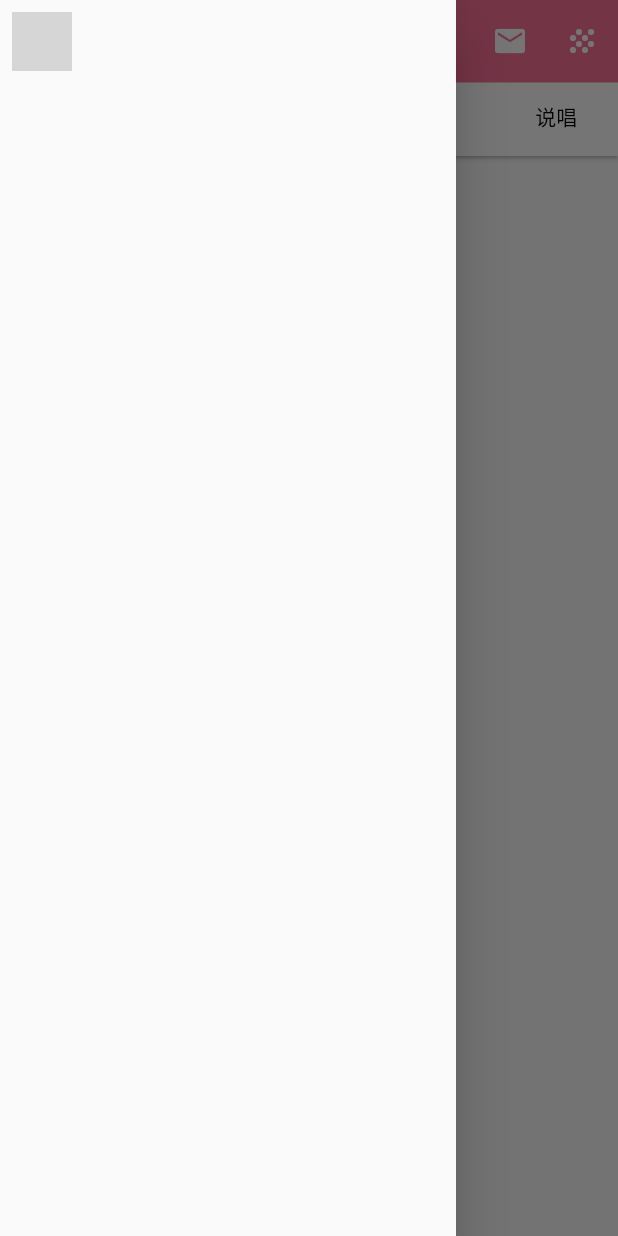
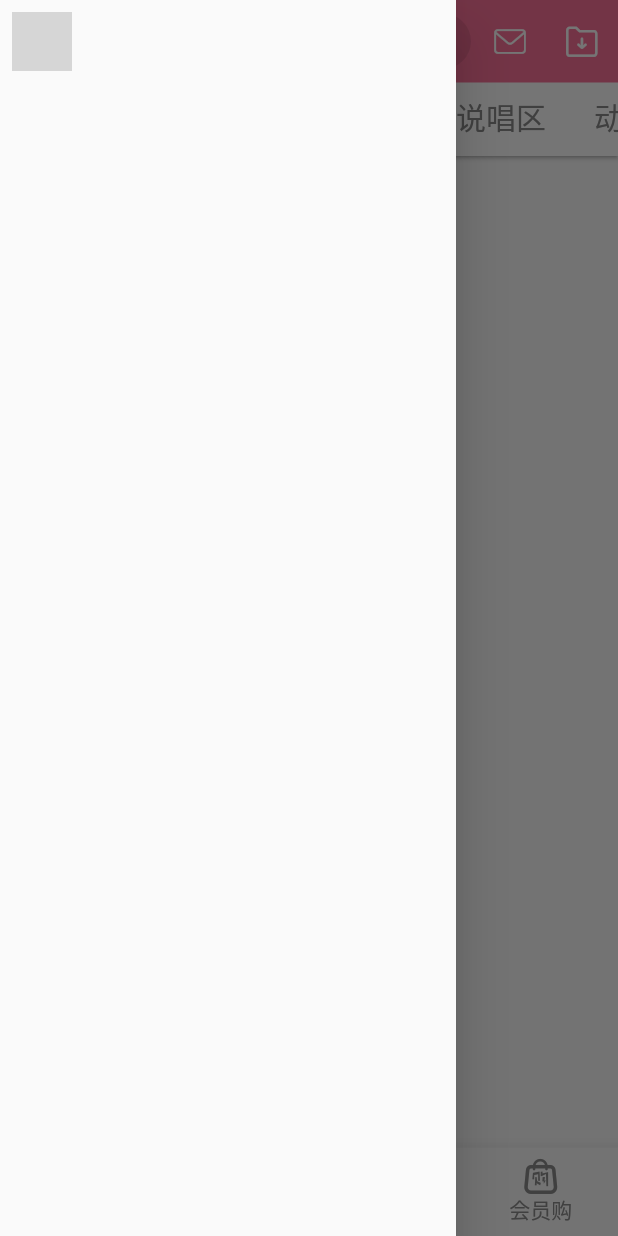
Before and after one commit to Harhao/bilibili-flutter, a Flutter app: the screen it shows after launch, with the side drawer open, on a phone screen of 412 x 824 dp. Run offline on Flutter 3.47's test engine with Material 2 defaults, Android fonts, the phone set to English and light mode, and no system bars; network calls fail; grey boxes are pictures that could not be loaded.

Commit message:
feat: 添加自定义icon图标和底部导航栏

```diff
--- /dev/null
+++ b/lib/config/customIcon.dart
@@ -0,0 +1,20 @@
+import 'package:flutter/cupertino.dart';
+
+class CustomIcon {
+  static const IconData settting =
+      const IconData(0xe61a, fontFamily: 'custom', matchTextDirection: true);
+  static const IconData shopCart =
+      const IconData(0xe61c, fontFamily: 'custom', matchTextDirection: true);
+  static const IconData home =
+      const IconData(0xe617, fontFamily: 'custom', matchTextDirection: true);
+  static const IconData channel =
+      const IconData(0xe756, fontFamily: 'custom', matchTextDirection: true);
+  static const IconData dynamicState =
+      const IconData(0xe62d, fontFamily: 'custom', matchTextDirection: true);
+  static const IconData email =
+      const IconData(0xe670, fontFamily: 'custom', matchTextDirection: true);
+  static const IconData download =
+      const IconData(0xe705, fontFamily: 'custom', matchTextDirection: true);
+  static const IconData memberShop =
+      const IconData(0xe601, fontFamily: 'custom', matchTextDirection: true);
+}
--- a/lib/pages/home.dart
+++ b/lib/pages/home.dart
@@ -1,7 +1,13 @@
 import 'package:flutter/cupertino.dart';
 import 'package:flutter/material.dart';
+import '../config/customIcon.dart';
+class Home extends StatefulWidget {
+  @override
+  _HomeState createState() => _HomeState();
+}
 
-class Home extends StatelessWidget {
+class _HomeState extends State<Home> {
+  int _selectedIndex = 0;
   @override
   Widget build(BuildContext context) {
     final List<Tab> Tabs = <Tab>[
@@ -9,12 +15,14 @@ class Home extends StatelessWidget {
       Tab(text: '推荐'),
       Tab(text: '追番'),
       Tab(text: '影视'),
-      Tab(text: '说唱'),
+      Tab(text: '说唱区'),
+      Tab(text: '动漫'),
     ];
     return DefaultTabController(
         length: Tabs.length,
         child: Scaffold(
           appBar: AppBar(
+              centerTitle: true,
               elevation: 1.0,
               leading: Padding(
                   padding: EdgeInsets.all(8.0),
@@ -52,13 +60,13 @@ class Home extends StatelessWidget {
               actions: <Widget>[
                 IconButton(
                     icon: Icon(
-                      Icons.email,
+                      CustomIcon.email,
                       color: Colors.white,
                     ),
                     onPressed: null),
                 IconButton(
                     icon: Icon(
-                      Icons.grain,
+                     CustomIcon.download,
                       color: Colors.white,
                     ),
                     onPressed: null),
@@ -68,8 +76,10 @@ class Home extends StatelessWidget {
                   child: Material(
                     color: Colors.white,
                     child: TabBar(
+                      isScrollable: true,
+                      labelStyle: TextStyle(fontSize: 20.0),
                       labelColor: Theme.of(context).primaryColor,
-                      unselectedLabelColor: Color(0xff000000),
+                      unselectedLabelColor: Color(0xff8a8a8a),
                       indicatorColor: Theme.of(context).primaryColor,
                       indicatorSize: TabBarIndicatorSize.label,
                       indicatorWeight: 3.0,
@@ -83,6 +93,27 @@ class Home extends StatelessWidget {
           drawer: Drawer(
             child: ListView(children: <Widget>[]),
           ),
+          bottomNavigationBar: BottomNavigationBar(
+            type: BottomNavigationBarType.fixed,
+            fixedColor: Theme.of(context).primaryColor,
+            unselectedItemColor: Color(0xff8b8b8b),
+            unselectedLabelStyle: TextStyle(color:Color(0xff8b8b8b)),
+            unselectedFontSize: 14.0,
+            currentIndex: _selectedIndex,
+            onTap: selectedBottomBar,
+            items: <BottomNavigationBarItem>[
+              BottomNavigationBarItem(icon: Icon(CustomIcon.home),title: Text('首页')),
+              BottomNavigationBarItem(icon: Icon(CustomIcon.channel),title: Text('频道')),
+              BottomNavigationBarItem(icon: Icon(CustomIcon.dynamicState),title: Text('动态')),
+              BottomNavigationBarItem(icon: Icon(CustomIcon.memberShop),title: Text('会员购')),
+            ]
+          ),
         ));
   }
+
+  void selectedBottomBar(int index) {
+    setState(() {
+      _selectedIndex = index;
+    });
+  }
 }
```
Also changed, not shown: pubspec.yaml (+5 -7 lines), assets/fonts/iconfont.ttf (added).
